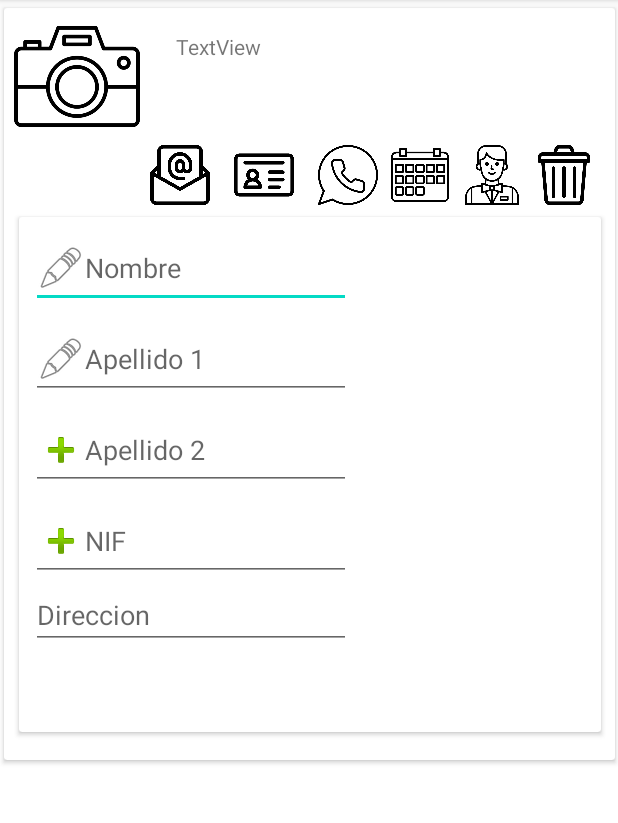
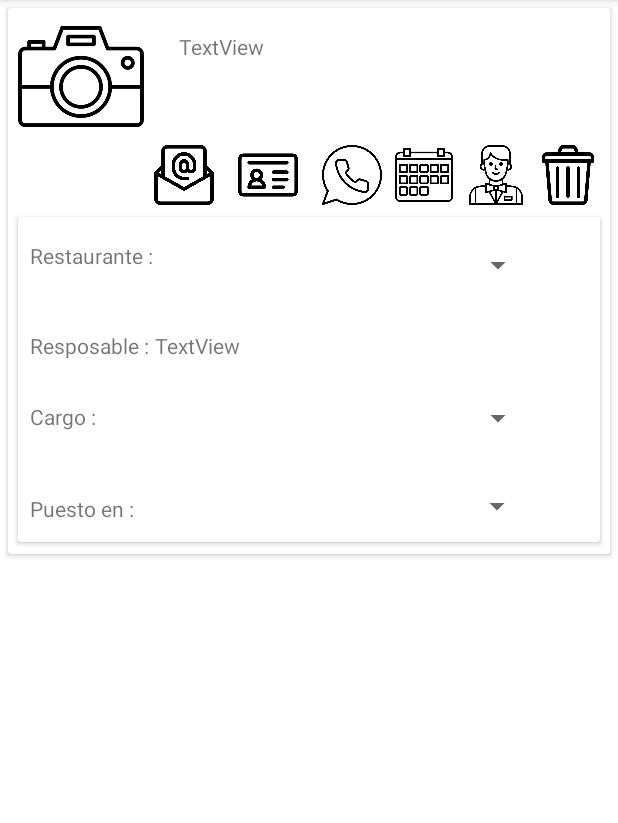
Before and after one commit to Miguel-GPDev/ManagmentRestarurantV2, an Android app: the fragment WorkerFragment shown on its own in the app's theme, on a phone screen of 412 x 824 dp, the part 84-907 px from its top. Run offline under Robolectric (Android 15) with nearby library versions, the phone set to English and light mode, and no system bars; our stand-ins replace Firebase (no records; nobody signed in at launch, a user with empty details on screens opened directly).

```diff
--- a/app/src/main/java/com/example/managmentrestarurantv2/view/adapters/Bar_Adapter.java
+++ b/app/src/main/java/com/example/managmentrestarurantv2/view/adapters/Bar_Adapter.java
@@ -168,7 +168,7 @@ public class Bar_Adapter extends RecyclerView.Adapter<Bar_Adapter.barHolder> {
     }
 
     public Boolean verifyId(String id){
-        Boolean isValid;
+        Boolean isValid = null;
         for (Bar bar : barList){
             if (bar.getIdBar().equals(id)){
                 isValid = false;
@@ -176,7 +176,7 @@ public class Bar_Adapter extends RecyclerView.Adapter<Bar_Adapter.barHolder> {
                 isValid = true;
             }
         }
-        return  null;
+        return  isValid;
     }
     public List<Bar> getBarList() {
         return barList;
--- a/app/src/main/java/com/example/managmentrestarurantv2/view/adapters/Kitchen_Adapter.java
+++ b/app/src/main/java/com/example/managmentrestarurantv2/view/adapters/Kitchen_Adapter.java
@@ -143,7 +143,7 @@ public class Kitchen_Adapter extends RecyclerView.Adapter<Kitchen_Adapter.kitche
     }
 
     public Boolean verifyId(String id){
-        Boolean isValid;
+        Boolean isValid = null;
         for (Kitchen kitchen : kitchenList){
             if (kitchen.getIdKitchen().equals(id)){
                 isValid = false;
@@ -151,6 +151,6 @@ public class Kitchen_Adapter extends RecyclerView.Adapter<Kitchen_Adapter.kitche
                 isValid = true;
             }
         }
-        return  null;
+        return  isValid;
     }
 }
--- a/app/src/main/java/com/example/managmentrestarurantv2/view/adapters/Table_Adapter.java
+++ b/app/src/main/java/com/example/managmentrestarurantv2/view/adapters/Table_Adapter.java
@@ -53,6 +53,7 @@ public class Table_Adapter extends RecyclerView.Adapter<Table_Adapter.tableViewH
 
         // Color RED si el Id esta repetido
         colorCardview(holder, table);
+
 
 
         holder.editTextIdtable.addTextChangedListener(new TextWatcher() {
@@ -181,7 +182,7 @@ public class Table_Adapter extends RecyclerView.Adapter<Table_Adapter.tableViewH
     }
 
     public Boolean verifyId(String id){
-        Boolean isValid;
+        Boolean isValid = null;
         for (Table table : tableList){
             if (table.getIdMesa().equals(id)){
                 isValid = false;
@@ -189,7 +190,8 @@ public class Table_Adapter extends RecyclerView.Adapter<Table_Adapter.tableViewH
                 isValid = true;
             }
         }
-        return  null;
+        return  isValid;
     }
 
+
 }
--- a/app/src/main/res/layout/view_worker.xml
+++ b/app/src/main/res/layout/view_worker.xml
@@ -1,27 +1,28 @@
 <?xml version="1.0" encoding="utf-8"?>
 <androidx.constraintlayout.widget.ConstraintLayout xmlns:android="http://schemas.android.com/apk/res/android"
-                                                   xmlns:app="http://schemas.android.com/apk/res-auto"
-                                                   xmlns:tools="http://schemas.android.com/tools"
-                                                   android:layout_width="match_parent"
-                                                   android:layout_height="match_parent">
+    xmlns:app="http://schemas.android.com/apk/res-auto"
+    xmlns:tools="http://schemas.android.com/tools"
+    android:layout_width="match_parent"
+    android:layout_height="wrap_content">
 
     <androidx.cardview.widget.CardView
-        android:layout_width="407dp"
-        android:layout_height="501dp"
+        android:layout_width="0dp"
+        android:layout_height="wrap_content"
         android:layout_margin="5dp"
+        app:layout_constraintBottom_toBottomOf="parent"
         app:layout_constraintEnd_toEndOf="parent"
         app:layout_constraintStart_toStartOf="parent"
         app:layout_constraintTop_toTopOf="parent">
 
         <androidx.constraintlayout.widget.ConstraintLayout
             android:layout_width="match_parent"
-            android:layout_height="match_parent">
+            android:layout_height="wrap_content">
 
             <androidx.cardview.widget.CardView
                 android:layout_width="388dp"
-                android:layout_height="343dp"
+                android:layout_height="wrap_content"
                 android:layout_margin="8dp"
-                android:layout_marginTop="8dp"
+                app:layout_constraintBottom_toBottomOf="parent"
                 app:layout_constraintEnd_toEndOf="parent"
                 app:layout_constraintStart_toStartOf="parent"
                 app:layout_constraintTop_toBottomOf="@+id/imageView21TelephoneWorker">
@@ -29,8 +30,8 @@
                 <androidx.constraintlayout.widget.ConstraintLayout
                     android:id="@+id/ConstraintLayoutInfoWorker"
                     android:layout_width="match_parent"
-                    android:layout_height="400dp"
-                    android:visibility="gone">
+                    android:layout_height="wrap_content"
+                    android:visibility="visible">
 
                     <Spinner
                         android:id="@+id/spinner4ChargeWorker"
@@ -48,6 +49,7 @@
                         android:layout_height="48dp"
                         android:layout_marginStart="16dp"
                         android:layout_marginTop="8dp"
+                        app:layout_constraintBottom_toBottomOf="parent"
                         app:layout_constraintStart_toEndOf="@+id/textView10"
                         app:layout_constraintTop_toBottomOf="@+id/spinner4ChargeWorker"
                         tools:ignore="SpeakableTextPresentCheck" />
@@ -85,9 +87,9 @@
                     <TextView
                         android:id="@+id/textView8BossWorker"
                         android:layout_width="0dp"
-                        android:layout_height="48dp"
-                        android:layout_marginStart="8dp"
-                        android:layout_marginTop="8dp"
+                        android:layout_height="wrap_content"
+                        android:layout_marginStart="4dp"
+                        android:layout_marginTop="20dp"
                         android:text="TextView"
                         android:textAlignment="gravity"
                         app:layout_constraintStart_toEndOf="@+id/textView7"
@@ -116,7 +118,7 @@
 
                 <androidx.constraintlayout.widget.ConstraintLayout
                     android:id="@+id/ConstraintLayoutCalendar"
-                    android:layout_width="393dp"
+                    android:layout_width="match_parent"
                     android:layout_height="wrap_content"
                     android:visibility="gone">
 
@@ -191,7 +193,7 @@
                 <androidx.constraintlayout.widget.ConstraintLayout
                     android:id="@+id/ConstraintLayoutTelephone"
                     android:layout_width="match_parent"
-                    android:layout_height="match_parent"
+                    android:layout_height="wrap_content"
                     android:visibility="gone">
 
                     <EditText
@@ -231,9 +233,9 @@
 
                 <androidx.constraintlayout.widget.ConstraintLayout
                     android:id="@+id/ConstraintLayoutDates"
-                    android:layout_width="wrap_content"
-                    android:layout_height="314dp"
-                    android:visibility="visible">
+                    android:layout_width="match_parent"
+                    android:layout_height="wrap_content"
+                    android:visibility="gone">
 
                     <EditText
                         android:id="@+id/editTextNameWorker"
```
Also changed, not shown: app/src/main/java/com/example/managmentrestarurantv2/view/fragments/FragmentRestaurantCRUD.java (+18 -16 lines), app/src/main/res/layout/view_bar.xml (+20 -15 lines), app/src/main/res/layout/view_kitchen.xml (+9 -6 lines), app/src/main/res/layout/view_table.xml (+5 -5 lines).
